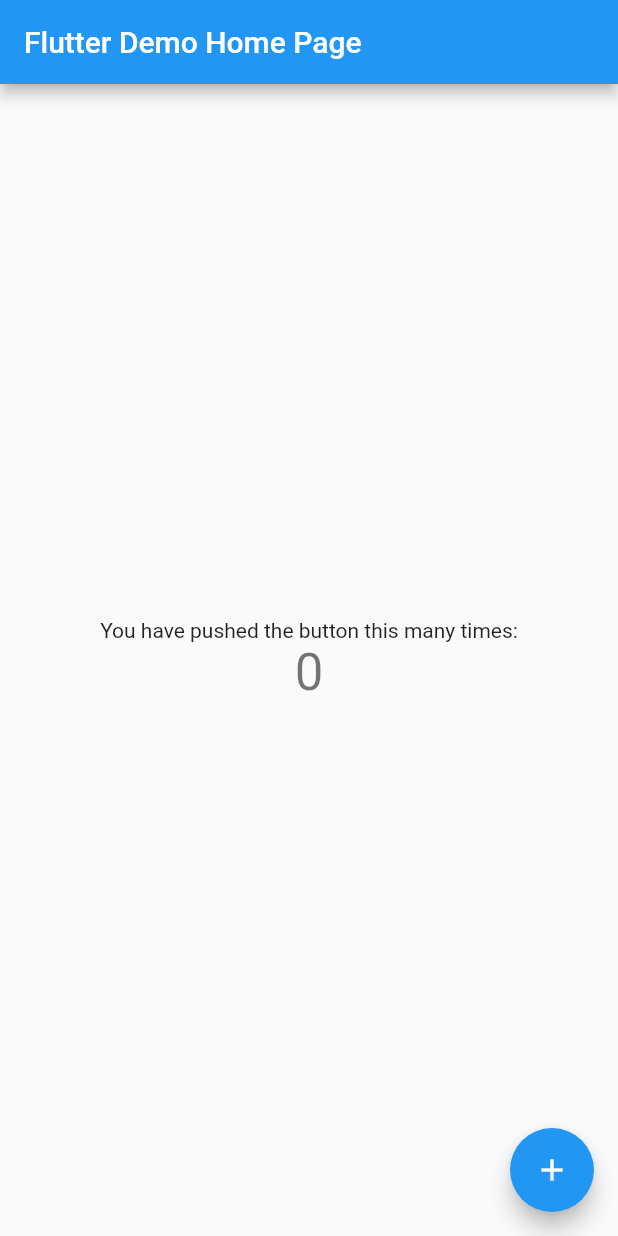
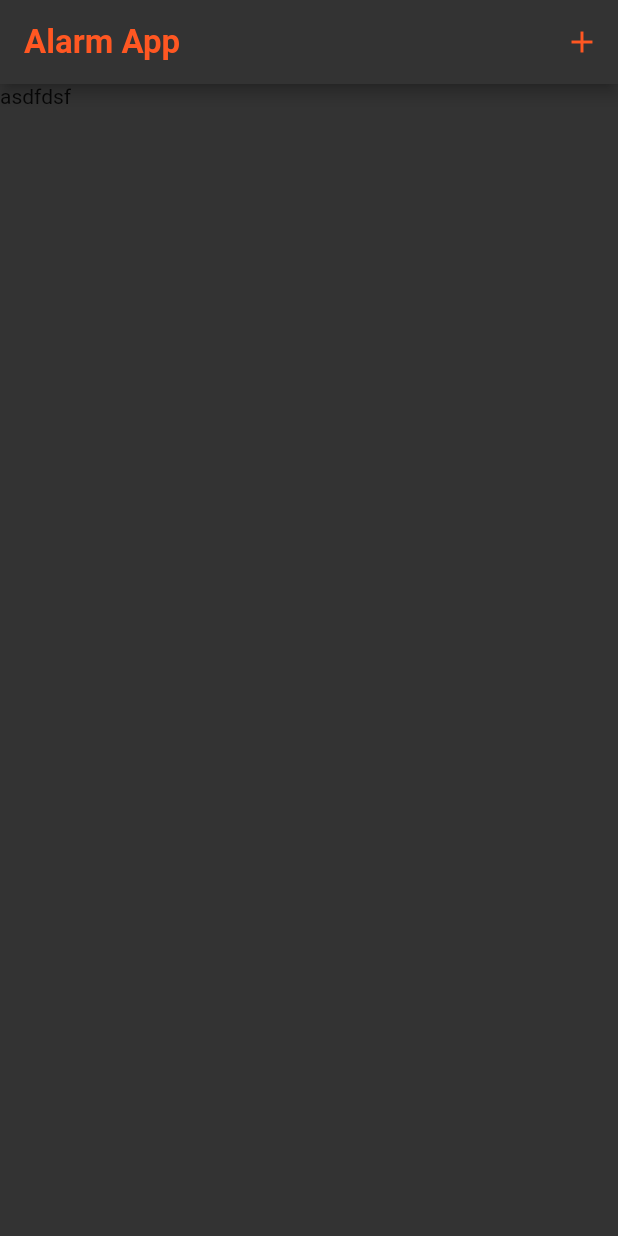
Before and after one commit to boglbbogl/flutter_alarm_app, a Flutter app: the screen it shows after launch, on a phone screen of 412 x 824 dp. Run offline on Flutter 3.47's test engine with Material 2 defaults, Android fonts, the phone set to English and light mode, and no system bars.

Commit message:
alarm app init setting

```diff
--- a/lib/main.dart
+++ b/lib/main.dart
@@ -1,4 +1,5 @@
 import 'package:flutter/material.dart';
+import 'package:flutter_alarm_app/ui/main_screen.dart';
 
 void main() {
   runApp(const MyApp());
@@ -11,105 +12,11 @@
   @override
   Widget build(BuildContext context) {
     return MaterialApp(
-      title: 'Flutter Demo',
+      title: 'Flutter Alarm App',
       theme: ThemeData(
-        // This is the theme of your application.
-        //
-        // Try running your application with "flutter run". You'll see the
-        // application has a blue toolbar. Then, without quitting the app, try
-        // changing the primarySwatch below to Colors.green and then invoke
-        // "hot reload" (press "r" in the console where you ran "flutter run",
-        // or simply save your changes to "hot reload" in a Flutter IDE).
-        // Notice that the counter didn't reset back to zero; the application
-        // is not restarted.
-        primarySwatch: Colors.blue,
+        primarySwatch: Colors.deepOrange,
       ),
-      home: const MyHomePage(title: 'Flutter Demo Home Page'),
+      home: const MainScreen(),
     );
   }
 }
-
-class MyHomePage extends StatefulWidget {
-  const MyHomePage({Key? key, required this.title}) : super(key: key);
-
-  // This widget is the home page of your application. It is stateful, meaning
-  // that it has a State object (defined below) that contains fields that affect
-  // how it looks.
-
-  // This class is the configuration for the state. It holds the values (in this
-  // case the title) provided by the parent (in this case the App widget) and
-  // used by the build method of the State. Fields in a Widget subclass are
-  // always marked "final".
-
-  final String title;
-
-  @override
-  State<MyHomePage> createState() => _MyHomePageState();
-}
-
-class _MyHomePageState extends State<MyHomePage> {
-  int _counter = 0;
-
-  void _incrementCounter() {
-    setState(() {
-      // This call to setState tells the Flutter framework that something has
-      // changed in this State, which causes it to rerun the build method below
-      // so that the display can reflect the updated values. If we changed
-      // _counter without calling setState(), then the build method would not be
-      // called again, and so nothing would appear to happen.
-      _counter++;
-    });
-  }
-
-  @override
-  Widget build(BuildContext context) {
-    // This method is rerun every time setState is called, for instance as done
-    // by the _incrementCounter method above.
-    //
-    // The Flutter framework has been optimized to make rerunning build methods
-    // fast, so that you can just rebuild anything that needs updating rather
-    // than having to individually change instances of widgets.
-    return Scaffold(
-      appBar: AppBar(
-        // Here we take the value from the MyHomePage object that was created by
-        // the App.build method, and use it to set our appbar title.
-        title: Text(widget.title),
-      ),
-      body: Center(
-        // Center is a layout widget. It takes a single child and positions it
-        // in the middle of the parent.
-        child: Column(
-          // Column is also a layout widget. It takes a list of children and
-          // arranges them vertically. By default, it sizes itself to fit its
-          // children horizontally, and tries to be as tall as its parent.
-          //
-          // Invoke "debug painting" (press "p" in the console, choose the
-          // "Toggle Debug Paint" action from the Flutter Inspector in Android
-          // Studio, or the "Toggle Debug Paint" command in Visual Studio Code)
-          // to see the wireframe for each widget.
-          //
-          // Column has various properties to control how it sizes itself and
-          // how it positions its children. Here we use mainAxisAlignment to
-          // center the children vertically; the main axis here is the vertical
-          // axis because Columns are vertical (the cross axis would be
-          // horizontal).
-          mainAxisAlignment: MainAxisAlignment.center,
-          children: <Widget>[
-            const Text(
-              'You have pushed the button this many times:',
-            ),
-            Text(
-              '$_counter',
-              style: Theme.of(context).textTheme.headline4,
-            ),
-          ],
-        ),
-      ),
-      floatingActionButton: FloatingActionButton(
-        onPressed: _incrementCounter,
-        tooltip: 'Increment',
-        child: const Icon(Icons.add),
-      ), // This trailing comma makes auto-formatting nicer for build methods.
-    );
-  }
-}
--- /dev/null
+++ b/lib/state/main_provider.dart
@@ -0,0 +1,14 @@
+import 'package:flutter/widgets.dart';
+import 'package:provider/provider.dart';
+
+class MainProvider extends ChangeNotifier {
+  bool isSplash = true;
+  String test = 'asdfdsf';
+
+  void delayedSplash() {
+    Future.delayed(const Duration(milliseconds: 2000), () {
+      isSplash = false;
+      notifyListeners();
+    });
+  }
+}
--- /dev/null
+++ b/lib/ui/main_screen.dart
@@ -0,0 +1,52 @@
+import 'package:flutter/cupertino.dart';
+import 'package:flutter/material.dart';
+import 'package:flutter_alarm_app/state/main_provider.dart';
+import 'package:flutter_alarm_app/ui/splash_screen.dart';
+import 'package:flutter_alarm_app/ui/test_case.dart';
+import 'package:provider/provider.dart';
+
+class MainScreen extends StatelessWidget {
+  const MainScreen({Key? key}) : super(key: key);
+
+  @override
+  Widget build(BuildContext context) {
+    return ChangeNotifierProvider<MainProvider>(
+      create: (_) => MainProvider()..delayedSplash(),
+      child: Consumer<MainProvider>(
+        builder: (context, p, child) {
+          if (p.isSplash) {
+            return const SplashScreen();
+          } else {
+            return Scaffold(
+              backgroundColor: const Color.fromRGBO(51, 51, 51, 1),
+              appBar: AppBar(
+                centerTitle: false,
+                title: const Text(
+                  'Alarm App',
+                  style: TextStyle(
+                    color: Colors.deepOrange,
+                    fontWeight: FontWeight.bold,
+                    fontSize: 22,
+                  ),
+                ),
+                actions: [
+                  IconButton(
+                      onPressed: () {
+                        Navigator.of(context).push(CupertinoPageRoute(
+                            builder: ((context) => TestCase())));
+                      },
+                      icon: const Icon(
+                        Icons.add,
+                        color: Colors.deepOrange,
+                      ))
+                ],
+                backgroundColor: const Color.fromRGBO(51, 51, 51, 1),
+              ),
+              body: Text(p.test),
+            );
+          }
+        },
+      ),
+    );
+  }
+}
--- a/pubspec.yaml
+++ b/pubspec.yaml
@@ -34,6 +34,8 @@
   # The following adds the Cupertino Icons font to your application.
   # Use with the CupertinoIcons class for iOS style icons.
   cupertino_icons: ^1.0.2
+  flutter_local_notifications: ^12.0.2
+  provider: ^6.0.4
 
 dev_dependencies:
   flutter_test:
```
Also changed, not shown: lib/ui/create_screen.dart (added, +23 -0 lines), lib/ui/splash_screen.dart (added, +13 -0 lines), lib/ui/test_case.dart (added, +53 -0 lines), pubspec.lock, 9 other files.
